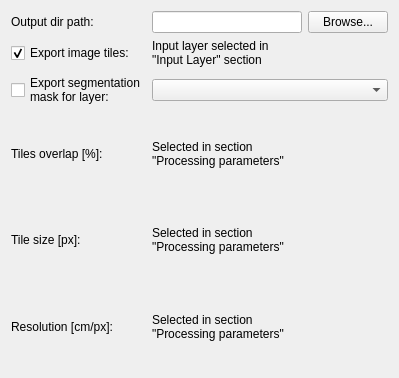
Before: the Qt Designer form plugin/deep_segmentation_framework/widgets/training_data_export_widget/training_data_export_widget.ui in PUTvision/qgis-plugin-deepness, drawn with Qt 5.
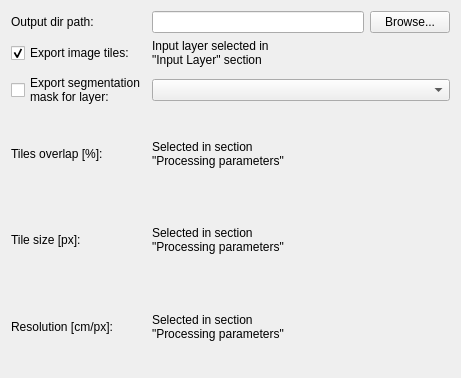
After: the same form once the commit is applied. Custom widgets are drawn as their Qt base class.

```diff
--- a/plugin/deep_segmentation_framework/widgets/training_data_export_widget/training_data_export_widget.ui
+++ b/plugin/deep_segmentation_framework/widgets/training_data_export_widget/training_data_export_widget.ui
@@ -6,7 +6,7 @@
    <rect>
     <x>0</x>
     <y>0</y>
-    <width>399</width>
+    <width>461</width>
     <height>378</height>
    </rect>
   </property>
```
Left out of the diff: 12 changed lines with no effect on the pictures.
